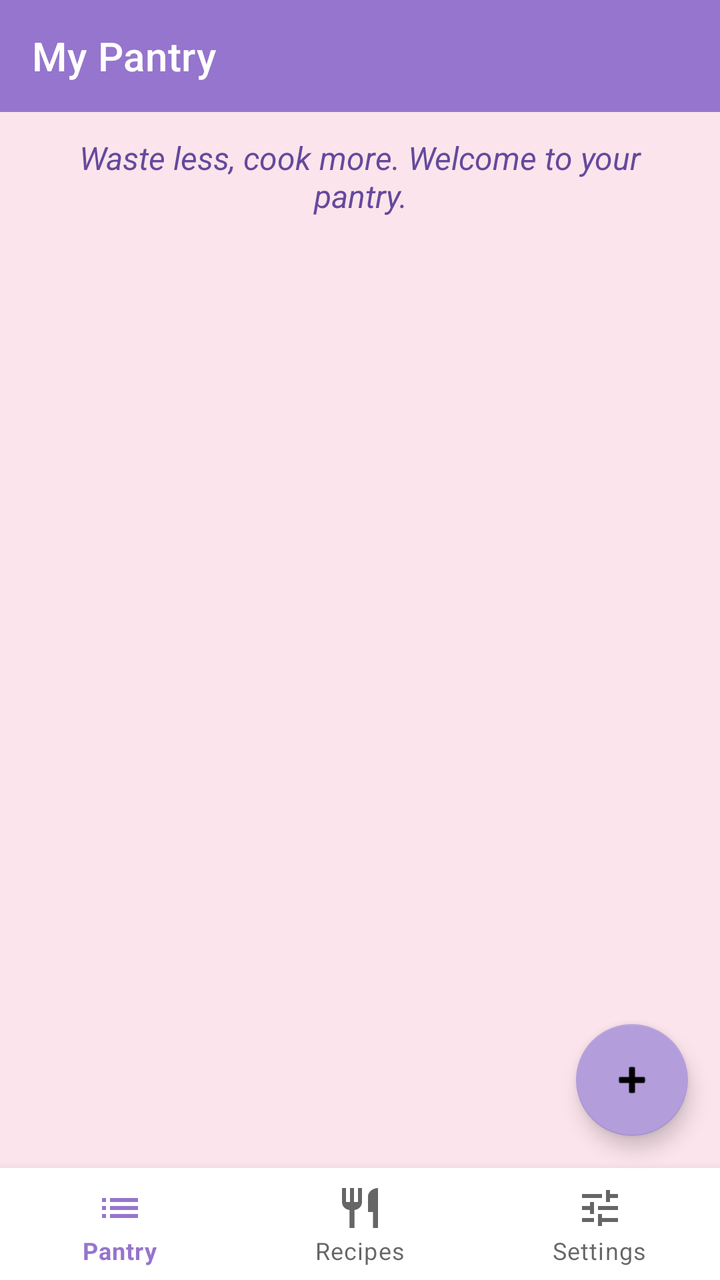
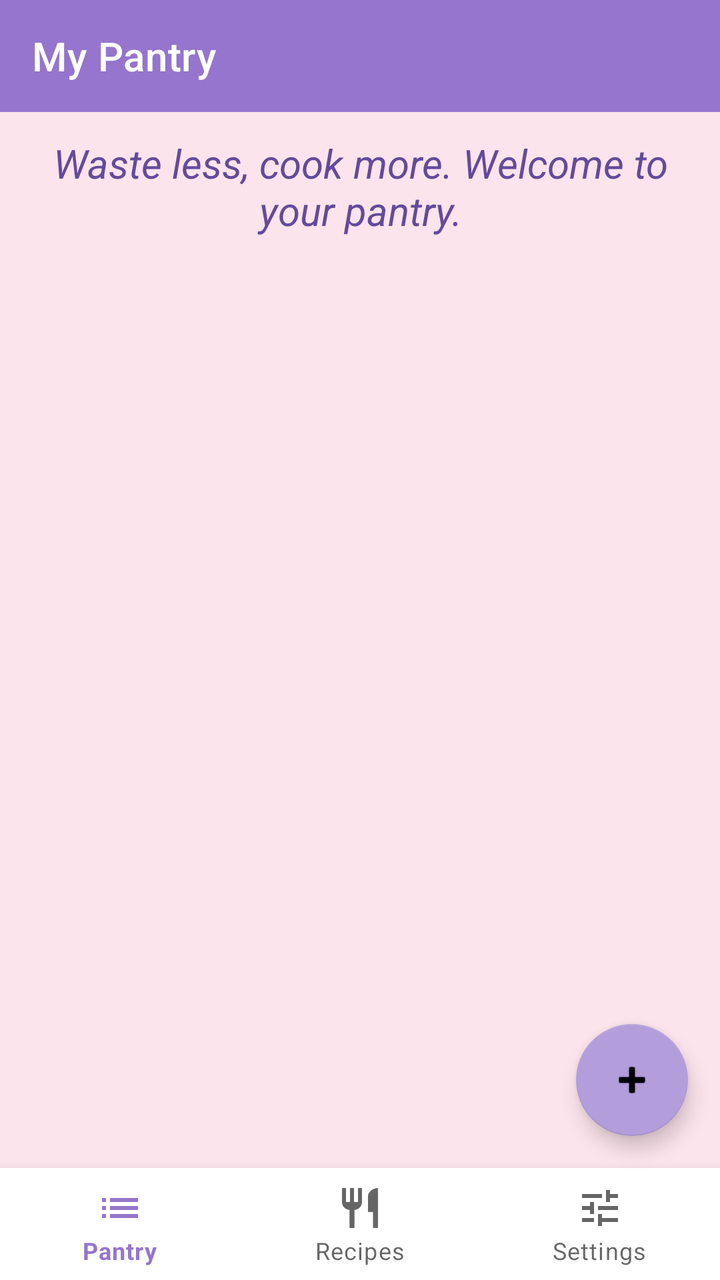

Compare the two renders of this Android layout. The source of the first and the diff that turns it into the second are given below.
<!-- AndroidManifest.xml: application theme Theme.SmartPantry -->
<!-- res/layout/activity_pantry.xml -->
<?xml version="1.0" encoding="utf-8"?>
<androidx.constraintlayout.widget.ConstraintLayout xmlns:android="http://schemas.android.com/apk/res/android"
    xmlns:app="http://schemas.android.com/apk/res-auto"
    android:layout_width="match_parent"
    android:layout_height="match_parent">

    <com.google.android.material.appbar.MaterialToolbar
        android:id="@+id/toolbar"
        android:layout_width="0dp"
        android:layout_height="?attr/actionBarSize"
        android:background="@color/colorPrimary"
        app:title="@string/title_pantry"
        app:titleTextColor="@color/white"
        app:layout_constraintTop_toTopOf="parent"
        app:layout_constraintStart_toStartOf="parent"
        app:layout_constraintEnd_toEndOf="parent" />

    <TextView
        android:id="@+id/txtBanner"
        android:layout_width="0dp"
        android:layout_height="wrap_content"
        android:background="@color/banner_bg"
        android:padding="12dp"
        android:textColor="@color/warning"
        android:textStyle="bold"
        android:visibility="gone"
        app:layout_constraintTop_toBottomOf="@id/toolbar"
        app:layout_constraintStart_toStartOf="parent"
        app:layout_constraintEnd_toEndOf="parent" />

    <TextView
        android:id="@+id/txtWelcome"
        android:layout_width="0dp"
        android:layout_height="wrap_content"
        android:gravity="center"
        android:paddingStart="16dp"
        android:paddingTop="12dp"
        android:paddingEnd="16dp"
        android:paddingBottom="4dp"
        android:text="@string/welcome_message"
        android:textColor="@color/colorPrimaryDark"
        android:textSize="16sp"
        android:textStyle="italic"
        app:layout_constraintTop_toBottomOf="@id/txtBanner"
        app:layout_constraintStart_toStartOf="parent"
        app:layout_constraintEnd_toEndOf="parent" />

    <androidx.recyclerview.widget.RecyclerView
        android:id="@+id/recyclerPantry"
        android:layout_width="0dp"
        android:layout_height="0dp"
        android:clipToPadding="false"
        android:padding="8dp"
        app:layout_constraintTop_toBottomOf="@id/txtBanner"
        app:layout_constraintBottom_toTopOf="@id/bottomNav"
        app:layout_constraintStart_toStartOf="parent"
        app:layout_constraintEnd_toEndOf="parent" />

    <TextView
        android:id="@+id/txtEmpty"
        android:layout_width="0dp"
        android:layout_height="wrap_content"
        android:gravity="center"
        android:padding="32dp"
        android:text="@string/pantry_empty"
        android:textColor="@color/text_secondary"
        android:textSize="16sp"
        android:visibility="gone"
        app:layout_constraintTop_toBottomOf="@id/txtBanner"
        app:layout_constraintBottom_toTopOf="@id/bottomNav"
        app:layout_constraintStart_toStartOf="parent"
        app:layout_constraintEnd_toEndOf="parent" />

    <com.google.android.material.floatingactionbutton.FloatingActionButton
        android:id="@+id/fabAdd"
        android:layout_width="wrap_content"
        android:layout_height="wrap_content"
        android:layout_margin="16dp"
        android:contentDescription="@string/fab_add"
        android:src="@android:drawable/ic_input_add"
        app:backgroundTint="@color/colorSecondary"
        app:layout_constraintBottom_toTopOf="@id/bottomNav"
        app:layout_constraintEnd_toEndOf="parent" />

    <com.google.android.material.bottomnavigation.BottomNavigationView
        android:id="@+id/bottomNav"
        android:layout_width="0dp"
        android:layout_height="wrap_content"
        app:menu="@menu/bottom_nav"
        app:layout_constraintBottom_toBottomOf="parent"
        app:layout_constraintStart_toStartOf="parent"
        app:layout_constraintEnd_toEndOf="parent" />
</androidx.constraintlayout.widget.ConstraintLayout>
<!-- resources referenced by this layout -->
<resources>
  <color name="banner_bg">#FFF3E0</color>
  <color name="colorPrimary">#9575CD</color>
  <color name="colorPrimaryDark">#65499C</color>
  <color name="colorSecondary">#B39DDB</color>
  <color name="text_secondary">#616161</color>
  <color name="warning">#E65100</color>
  <color name="white">#FFFFFF</color>
  <string name="fab_add">Add ingredient</string>
  <string name="pantry_empty">Your pantry is empty. Tap + to add your first ingredient.</string>
  <string name="title_pantry">My Pantry</string>
  <string name="welcome_message">Waste less, cook more. Welcome to your pantry.</string>
  <style name="Theme.SmartPantry" parent="Theme.MaterialComponents.Light.NoActionBar">
          <item name="colorPrimary">@color/colorPrimary</item>
          <item name="colorPrimaryVariant">@color/colorPrimaryDark</item>
          <item name="colorOnPrimary">@color/white</item>
          <item name="colorSecondary">@color/colorSecondary</item>
          <item name="colorOnSecondary">@color/black</item>
          <item name="android:colorBackground">#FCE4EC</item>
      </style>
  <color name="black">#000000</color>
</resources>

<!-- the commit's change to res/layout/activity_pantry.xml (unified diff, before → after) -->
@@ -39,7 +39,7 @@
         android:paddingBottom="4dp"
         android:text="@string/welcome_message"
         android:textColor="@color/colorPrimaryDark"
-        android:textSize="16sp"
+        android:textSize="20sp"
         android:textStyle="italic"
         app:layout_constraintTop_toBottomOf="@id/txtBanner"
         app:layout_constraintStart_toStartOf="parent"
@@ -51,7 +51,7 @@
         android:layout_height="0dp"
         android:clipToPadding="false"
         android:padding="8dp"
-        app:layout_constraintTop_toBottomOf="@id/txtBanner"
+        app:layout_constraintTop_toBottomOf="@id/txtWelcome"
         app:layout_constraintBottom_toTopOf="@id/bottomNav"
         app:layout_constraintStart_toStartOf="parent"
         app:layout_constraintEnd_toEndOf="parent" />
@@ -66,7 +66,7 @@
         android:textColor="@color/text_secondary"
         android:textSize="16sp"
         android:visibility="gone"
-        app:layout_constraintTop_toBottomOf="@id/txtBanner"
+        app:layout_constraintTop_toBottomOf="@id/txtWelcome"
         app:layout_constraintBottom_toTopOf="@id/bottomNav"
         app:layout_constraintStart_toStartOf="parent"
         app:layout_constraintEnd_toEndOf="parent" />
